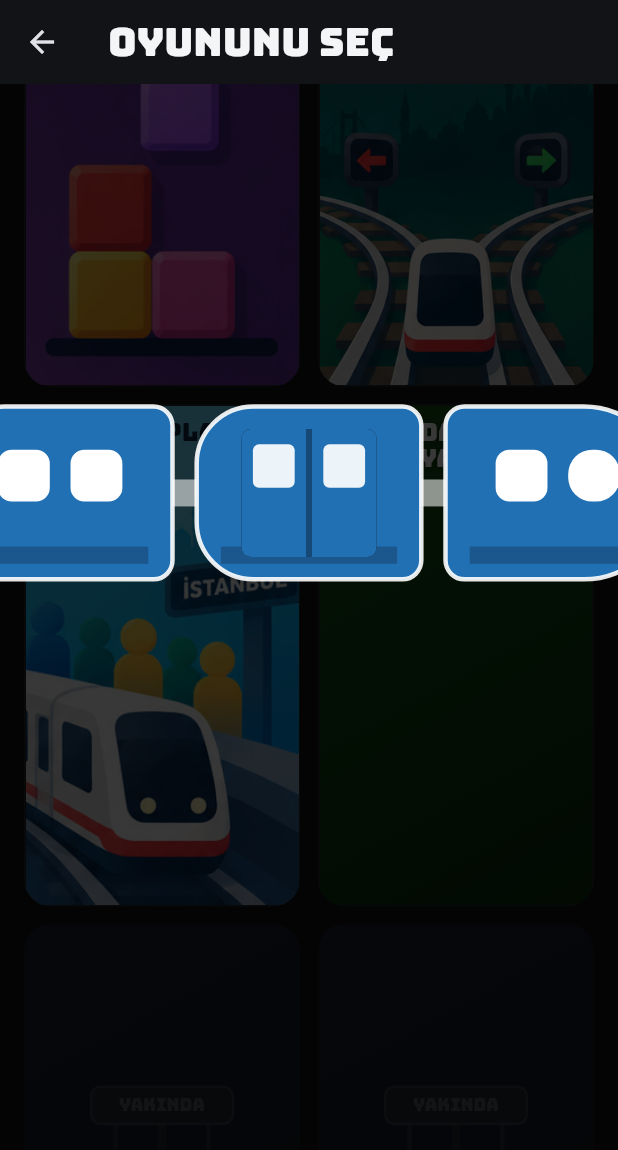
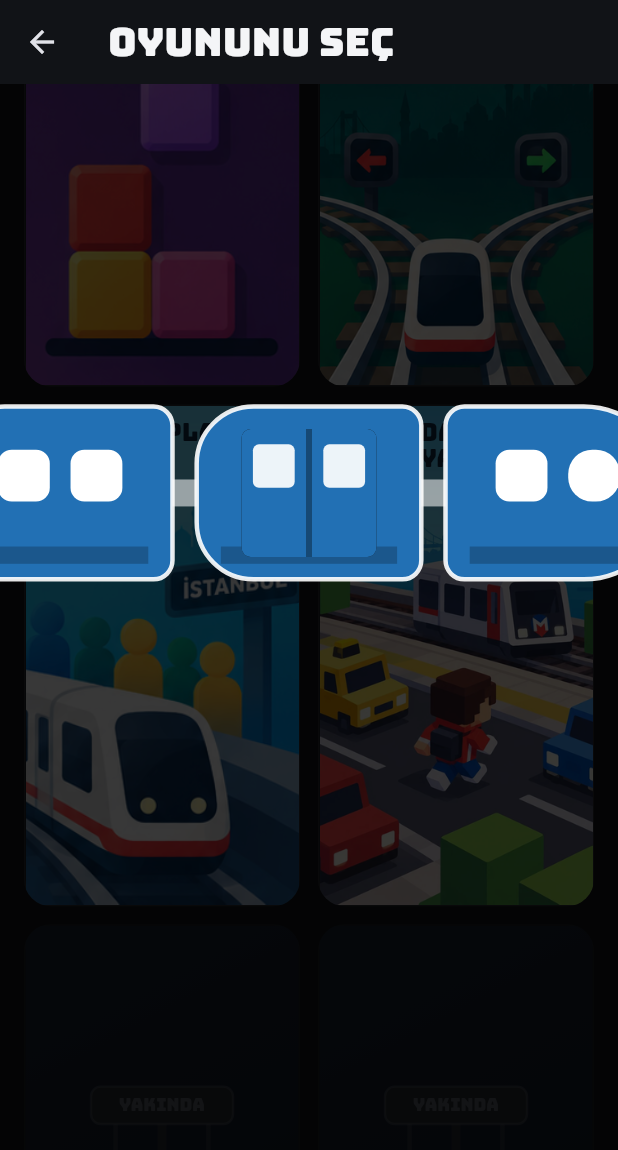
Before and after one commit to emirergorun/istanbul_metrosu, a Flutter app: the GameSelectScreen screen opened directly with empty values, scrolled down 1152 dp, on a phone screen of 412 x 824 dp. Shown: the top 1150 px of the screen. Run offline on Flutter 3.47's test engine with Material 3 defaults, Android fonts, the phone set to English and light mode, and no system bars; our stand-ins replace audioplayers, clock, share_plus, shared_preferences; missing offline and left inert: mobile_scanner, qr; accounts and stored records are empty; statements that could not run were skipped.

Commit message:
feat: Karşıdan Karşıya kapağı eklendi
Kapak Berke'nin verdiği görselden hazırlandı. Diğer yedi kapakla aynı
işlem: gömülü başlık temizlendi (adı Flutter katmanında Bungee ile
biniyor), yuvarlak köşe payı kırpıldı ve 0.55 oranına normalize edildi
(336x611).

`coverIsLight: true` — kapağın üst bandı açık mavi gökyüzü, beyaz başlık
orada okunmuyor.

Co-Authored-By: Claude Opus 5 <noreply@anthropic.com>

```diff
--- a/lib/features/games/catalog/mini_game.dart
+++ b/lib/features/games/catalog/mini_game.dart
@@ -249,9 +249,6 @@ class MiniGames {
   );
 
   /// Karşıdan Karşıya — Crossy Road mantığı, metro temasıyla.
-  ///
-  /// Kapağı bilerek boş: görsel ayrıca hazırlanacak, o güne kadar kartta
-  /// yalnız oyunun adı duruyor. Bkz. [GameCoverScene.crossing].
   static const MiniGame crossing = MiniGame(
     id: 'crossing',
     name: 'Karşıdan Karşıya',
@@ -259,6 +256,9 @@ class MiniGames {
     glyph: GameGlyph.crossing,
     color: AppColors.gameCrossing,
     coverScene: GameCoverScene.crossing,
+    coverAsset: 'assets/images/games/karsidan_karsiya_cover.png',
+    // Kapağın üst bandı açık mavi gökyüzü: beyaz başlık okunmuyor.
+    coverIsLight: true,
     description:
         'Peronlar ve raylar arasında yukarı doğru ilerle; geçen metroların '
         'arasından sıyrılıp elinden geldiğince uzağa git.',
```
Also changed, not shown: assets/images/games/karsidan_karsiya_cover.png (added).
